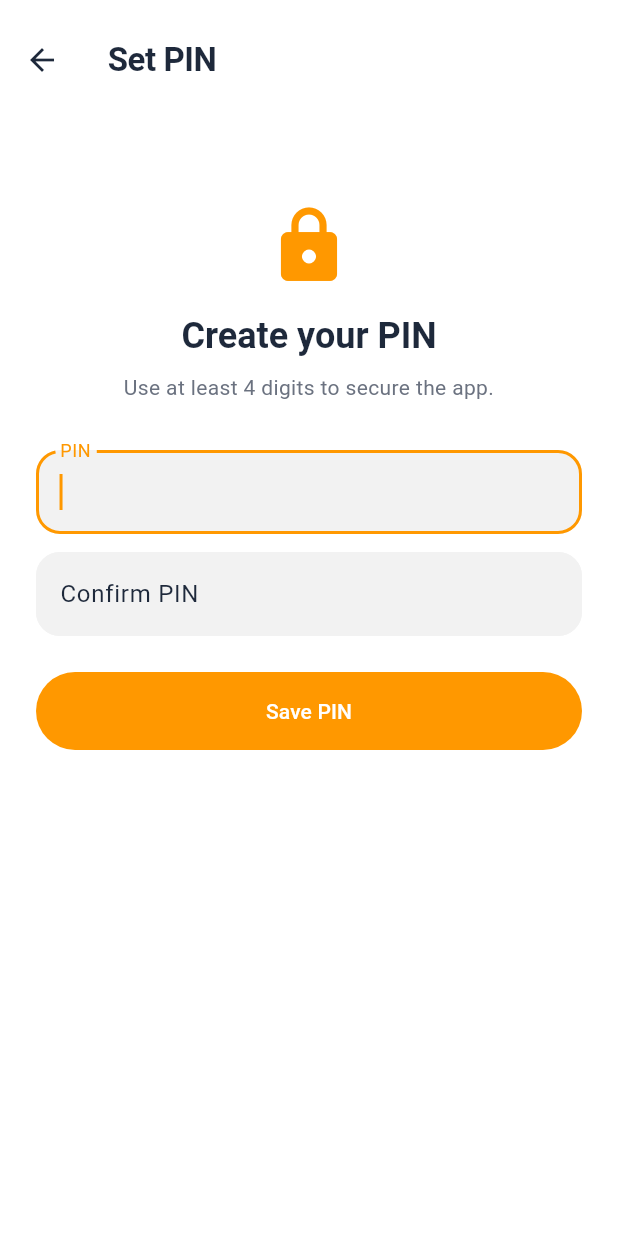
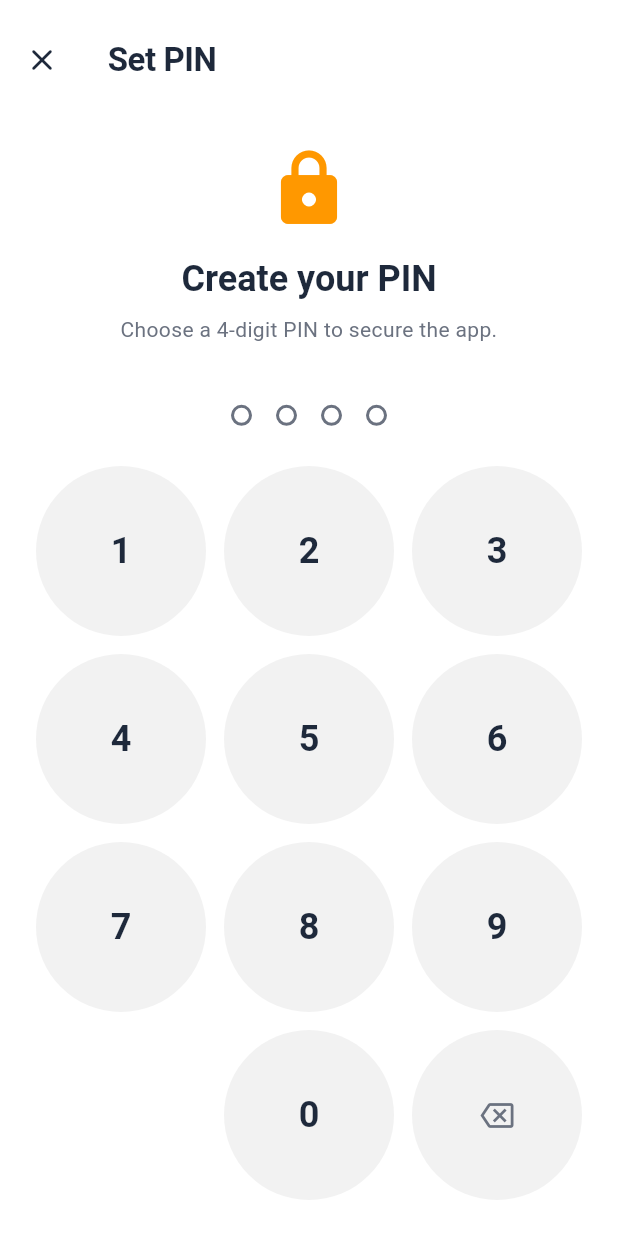
Before and after one commit to ThanojBuddhima/expenseAPK, a Flutter app: the AuthLockScreen screen opened directly, on a phone screen of 412 x 824 dp. Run offline on Flutter 3.47's test engine with Material 3 defaults, Android fonts, the phone set to English and light mode, and no system bars; our stand-ins replace fl_chart, local_auth, shared_preferences, sqflite; accounts and stored records are empty.

Commit message:
implement pin

```diff
--- a/lib/screens/auth_lock_screen.dart
+++ b/lib/screens/auth_lock_screen.dart
@@ -4,6 +4,9 @@ import 'package:flutter/services.dart';
 import '../app_theme.dart';
 import '../services/app_preferences.dart';
 import '../services/auth_service.dart';
+import '../widgets/pin_keypad.dart';
+
+enum _SetupPhase { enter, confirm }
 
 class AuthLockScreen extends StatefulWidget {
   const AuthLockScreen({
@@ -20,10 +23,12 @@ class AuthLockScreen extends StatefulWidget {
 }
 
 class _AuthLockScreenState extends State<AuthLockScreen> {
-  final _pinController = TextEditingController();
-  final _confirmController = TextEditingController();
+  String _pin = '';
+  String _firstPin = '';
+  _SetupPhase _setupPhase = _SetupPhase.enter;
   String? _error;
   bool _biometricAvailable = false;
+  bool _shakeDots = false;
 
   @override
   void initState() {
@@ -67,57 +72,132 @@ class _AuthLockScreenState extends State<AuthLockScreen> {
     );
   }
 
-  Future<void> _submit() async {
-    final pin = _pinController.text.trim();
-    if (pin.length < 4) {
-      setState(() => _error = 'PIN must be at least 4 digits');
-      return;
+  Future<void> _rejectPin(String message) async {
+    HapticFeedback.mediumImpact();
+    setState(() {
+      _error = message;
+      _shakeDots = true;
+    });
+    await Future<void>.delayed(const Duration(milliseconds: 400));
+    if (mounted) {
+      setState(() {
+        _pin = '';
+        _shakeDots = false;
+      });
     }
+  }
 
-    if (widget.setupMode) {
-      final confirm = _confirmController.text.trim();
-      if (pin != confirm) {
-        setState(() => _error = 'PINs do not match');
-        return;
-      }
-      await AuthService.instance.setPin(pin);
-      if (mounted) {
-        Navigator.of(context).pop(true);
-      }
-      return;
-    }
-
-    final valid = await AuthService.instance.verifyPin(pin);
+  Future<void> _verifyUnlock() async {
+    final valid = await AuthService.instance.verifyPin(_pin);
     if (!mounted) {
       return;
     }
     if (valid) {
       _goToDashboard();
     } else {
-      setState(() => _error = 'Incorrect PIN');
-      HapticFeedback.mediumImpact();
+      await _rejectPin('Incorrect PIN');
     }
   }
 
-  @override
-  void dispose() {
-    _pinController.dispose();
-    _confirmController.dispose();
-    super.dispose();
+  Future<void> _savePin() async {
+    await AuthService.instance.setPin(_pin);
+    if (mounted) {
+      Navigator.of(context).pop(true);
+    }
+  }
+
+  Future<void> _confirmSetupPin() async {
+    if (_pin != _firstPin) {
+      setState(() => _setupPhase = _SetupPhase.enter);
+      await _rejectPin('PINs do not match. Try again.');
+      _firstPin = '';
+      return;
+    }
+    await _savePin();
+  }
+
+  void _onDigit(String digit) {
+    if (_pin.length >= kPinLength) {
+      return;
+    }
+    setState(() {
+      _pin += digit;
+      _error = null;
+    });
+
+    if (_pin.length < kPinLength) {
+      return;
+    }
+
+    if (widget.setupMode) {
+      if (_setupPhase == _SetupPhase.enter) {
+        Future<void>.delayed(const Duration(milliseconds: 200), () {
+          if (!mounted || _pin.length != kPinLength) {
+            return;
+          }
+          setState(() {
+            _firstPin = _pin;
+            _pin = '';
+            _setupPhase = _SetupPhase.confirm;
+          });
+        });
+      } else {
+        _confirmSetupPin();
+      }
+      return;
+    }
+
+    _verifyUnlock();
+  }
+
+  void _onBackspace() {
+    if (_pin.isEmpty) {
+      return;
+    }
+    setState(() {
+      _pin = _pin.substring(0, _pin.length - 1);
+      _error = null;
+    });
+  }
+
+  String get _title {
+    if (!widget.setupMode) {
+      return 'Enter PIN to unlock';
+    }
+    return _setupPhase == _SetupPhase.enter
+        ? 'Create your PIN'
+        : 'Confirm your PIN';
+  }
+
+  String get _subtitle {
+    if (!widget.setupMode) {
+      return 'Your data stays on this device.';
+    }
+    return _setupPhase == _SetupPhase.enter
+        ? 'Choose a 4-digit PIN to secure the app.'
+        : 'Re-enter your PIN to confirm.';
   }
 
   @override
   Widget build(BuildContext context) {
     final isSetup = widget.setupMode;
+
     return Scaffold(
-      appBar: isSetup ? AppBar(title: const Text('Set PIN')) : null,
+      appBar: isSetup
+          ? AppBar(
+              title: const Text('Set PIN'),
+              leading: IconButton(
+                icon: const Icon(Icons.close_rounded),
+                onPressed: () => Navigator.of(context).maybePop(),
+              ),
+            )
+          : null,
       body: SafeArea(
         child: Padding(
-          padding: const EdgeInsets.all(24),
+          padding: const EdgeInsets.symmetric(horizontal: 24),
           child: Column(
-            crossAxisAlignment: CrossAxisAlignment.stretch,
             children: [
-              const SizedBox(height: 32),
+              const Spacer(flex: 2),
               Icon(
                 Icons.lock_rounded,
                 size: 56,
@@ -125,7 +205,7 @@ class _AuthLockScreenState extends State<AuthLockScreen> {
               ),
               const SizedBox(height: 16),
               Text(
-                isSetup ? 'Create your PIN' : 'Enter PIN to unlock',
+                _title,
                 textAlign: TextAlign.center,
                 style: Theme.of(context).textTheme.headlineSmall?.copyWith(
                       fontWeight: FontWeight.w700,
@@ -133,62 +213,37 @@ class _AuthLockScreenState extends State<AuthLockScreen> {
               ),
               const SizedBox(height: 8),
               Text(
-                isSetup
-                    ? 'Use at least 4 digits to secure the app.'
-                    : 'Your data stays on this device.',
+                _subtitle,
                 textAlign: TextAlign.center,
                 style: Theme.of(context).textTheme.bodyMedium,
               ),
-              const SizedBox(height: 32),
-              TextField(
-                controller: _pinController,
-                keyboardType: TextInputType.number,
-                obscureText: true,
-                maxLength: 8,
-                autofocus: true,
-                decoration: const InputDecoration(
-                  labelText: 'PIN',
-                  counterText: '',
-                ),
+              const SizedBox(height: 40),
+              PinDotsRow(
+                filledCount: _pin.length,
+                shake: _shakeDots,
               ),
-              if (isSetup) ...[
-                const SizedBox(height: 12),
-                TextField(
-                  controller: _confirmController,
-                  keyboardType: TextInputType.number,
-                  obscureText: true,
-                  maxLength: 8,
-                  decoration: const InputDecoration(
-                    labelText: 'Confirm PIN',
-                    counterText: '',
-                  ),
-                ),
-              ],
               if (_error != null) ...[
-                const SizedBox(height: 8),
+                const SizedBox(height: 16),
                 Text(
                   _error!,
+                  textAlign: TextAlign.center,
                   style: const TextStyle(color: AppColors.expenseTint),
                 ),
               ],
-              const SizedBox(height: 24),
-              ElevatedButton(
-                onPressed: _submit,
-                style: ElevatedButton.styleFrom(
-                  backgroundColor: AppColors.primary,
-                  foregroundColor: Colors.white,
-                  padding: const EdgeInsets.symmetric(vertical: 16),
-                ),
-                child: Text(isSetup ? 'Save PIN' : 'Unlock'),
+              const Spacer(flex: 3),
+              PinKeypad(
+                onDigit: _onDigit,
+                onBackspace: _onBackspace,
               ),
               if (!isSetup && _biometricAvailable) ...[
-                const SizedBox(height: 12),
-                OutlinedButton.icon(
+                const SizedBox(height: 16),
+                TextButton.icon(
                   onPressed: _tryBiometric,
                   icon: const Icon(Icons.fingerprint_rounded),
                   label: const Text('Use biometrics'),
                 ),
               ],
+              const SizedBox(height: 24),
             ],
           ),
         ),
--- /dev/null
+++ b/lib/widgets/pin_keypad.dart
@@ -0,0 +1,157 @@
+import 'package:flutter/material.dart';
+
+import '../app_theme.dart';
+
+const int kPinLength = 4;
+
+class PinDotsRow extends StatelessWidget {
+  const PinDotsRow({
+    super.key,
+    required this.filledCount,
+    this.length = kPinLength,
+    this.shake = false,
+  });
+
+  final int filledCount;
+  final int length;
+  final bool shake;
+
+  @override
+  Widget build(BuildContext context) {
+    final palette = context.palette;
+    final primary = Theme.of(context).colorScheme.primary;
+
+    return Row(
+      mainAxisAlignment: MainAxisAlignment.center,
+      children: List.generate(length, (index) {
+        final filled = index < filledCount;
+        return Padding(
+          padding: EdgeInsets.only(left: index == 0 ? 0 : 16),
+          child: AnimatedContainer(
+            duration: const Duration(milliseconds: 150),
+            height: 14,
+            width: 14,
+            decoration: BoxDecoration(
+              shape: BoxShape.circle,
+              color: filled ? primary : Colors.transparent,
+              border: Border.all(
+                color: filled ? primary : palette.textSecondary,
+                width: 2,
+              ),
+            ),
+          ),
+        );
+      }),
+    );
+  }
+}
+
+class PinKeypad extends StatelessWidget {
+  const PinKeypad({
+    super.key,
+    required this.onDigit,
+    required this.onBackspace,
+    this.onContinue,
+    this.continueEnabled = false,
+  });
+
+  final ValueChanged<String> onDigit;
+  final VoidCallback onBackspace;
+  final VoidCallback? onContinue;
+  final bool continueEnabled;
+
+  @override
+  Widget build(BuildContext context) {
+    final palette = context.palette;
+    const spacing = 12.0;
+    const cols = 3;
+
+    return LayoutBuilder(
+      builder: (context, constraints) {
+        final buttonSize =
+            (constraints.maxWidth - spacing * (cols - 1)) / cols;
+
+        Widget keyButton({
+          required Widget child,
+          required VoidCallback? onTap,
+          Color? background,
+        }) {
+          return SizedBox(
+            width: buttonSize,
+            height: buttonSize,
+            child: Material(
+              color: background ?? palette.input,
+              shape: const CircleBorder(),
+              child: InkWell(
+                customBorder: const CircleBorder(),
+                onTap: onTap,
+                child: Center(child: child),
+              ),
+            ),
+          );
+        }
+
+        Widget digitKey(String digit) => keyButton(
+              onTap: () => onDigit(digit),
+              child: Text(
+                digit,
+                style: Theme.of(context).textTheme.headlineSmall?.copyWith(
+                      fontWeight: FontWeight.w600,
+                      color: palette.textPrimary,
+                    ),
+              ),
+            );
+
+        Widget row(List<Widget> keys) => Row(
+              mainAxisAlignment: MainAxisAlignment.center,
+              children: [
+                for (var i = 0; i < keys.length; i++) ...[
+                  if (i > 0) SizedBox(width: spacing),
+                  keys[i],
+                ],
+              ],
+            );
+
+        final continueKey = onContinue != null
+            ? keyButton(
+                onTap: continueEnabled ? onContinue : null,
+                background: continueEnabled
+                    ? Theme.of(context).colorScheme.primary
+                    : palette.input,
+                child: Icon(
+                  Icons.check_rounded,
+                  color: continueEnabled
+                      ? Colors.white
+                      : palette.textSecondary.withValues(alpha: 0.4),
+                  size: 28,
+                ),
+              )
+            : SizedBox(width: buttonSize, height: buttonSize);
+
+        return Column(
+          mainAxisSize: MainAxisSize.min,
+          children: [
+            row([digitKey('1'), digitKey('2'), digitKey('3')]),
+            SizedBox(height: spacing),
+            row([digitKey('4'), digitKey('5'), digitKey('6')]),
+            SizedBox(height: spacing),
+            row([digitKey('7'), digitKey('8'), digitKey('9')]),
+            SizedBox(height: spacing),
+            row([
+              continueKey,
+              digitKey('0'),
+              keyButton(
+                onTap: onBackspace,
+                child: Icon(
+                  Icons.backspace_outlined,
+                  color: palette.textSecondary,
+                  size: 22,
+                ),
+              ),
+            ]),
+          ],
+        );
+      },
+    );
+  }
+}
```
